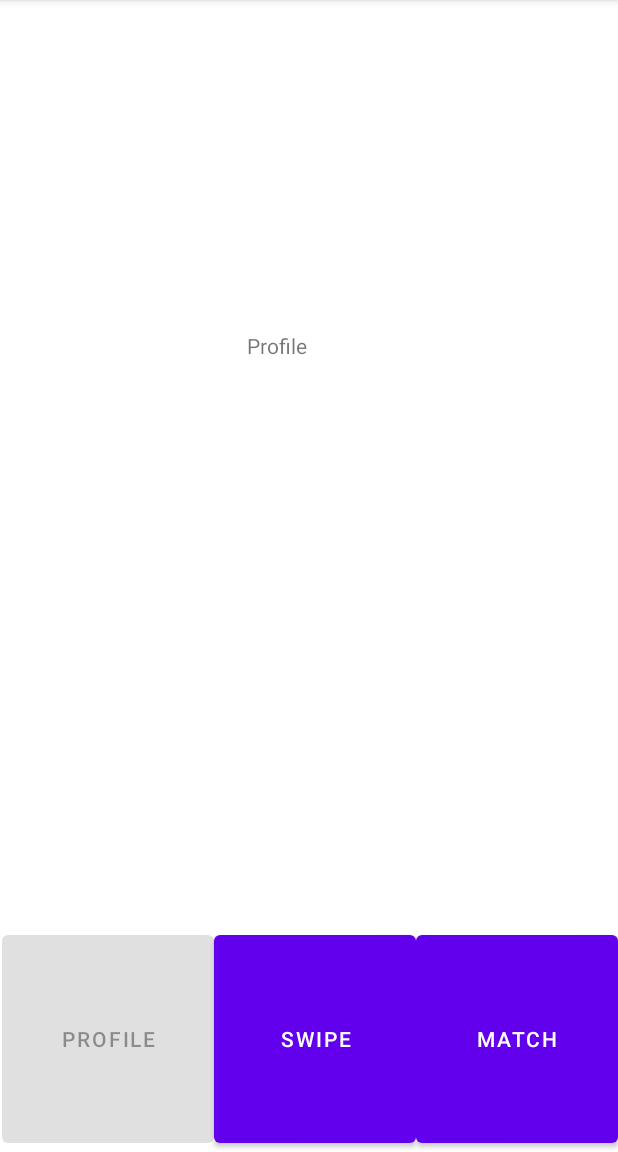
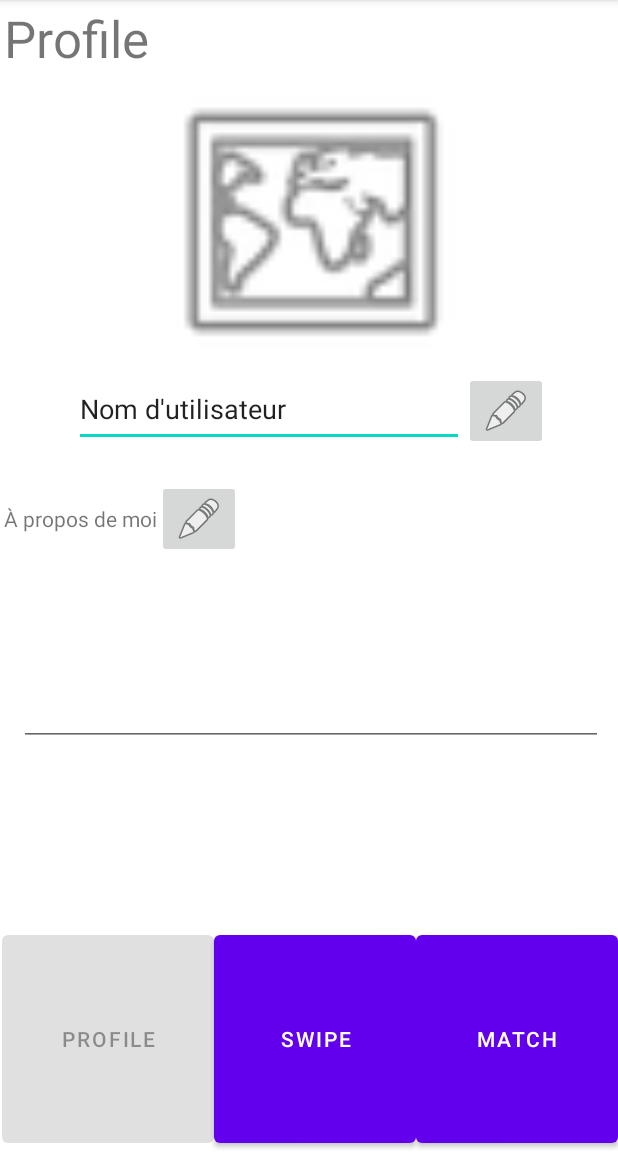
Before and after one commit to GameXMatch/GameXMatch, an Android app: the screen it shows after launch (CoreApp), on a phone screen of 412 x 824 dp, the part 84-1236 px from its top. Run offline under Robolectric (Android 15) with nearby library versions, the phone set to English and light mode, and no system bars.

Commit message:
start of the work

```diff
--- a/android_app/app/src/main/res/layout/fragment_profile.xml
+++ b/android_app/app/src/main/res/layout/fragment_profile.xml
@@ -5,13 +5,91 @@
     android:layout_width="match_parent"
     android:layout_height="match_parent">
 
-    <TextView
-        android:id="@+id/textView3"
-        android:layout_width="wrap_content"
-        android:layout_height="wrap_content"
-        android:layout_marginStart="163dp"
-        android:layout_marginTop="219dp"
-        android:text="@string/core_profile_button"
+    <LinearLayout
+        android:layout_width="match_parent"
+        android:layout_height="match_parent"
+        android:layout_marginStart="1dp"
+        android:layout_marginTop="1dp"
+        android:orientation="vertical"
         app:layout_constraintStart_toStartOf="parent"
-        app:layout_constraintTop_toTopOf="parent" />
+        app:layout_constraintTop_toTopOf="parent">
+
+        <TextView
+            android:id="@+id/profile_title_textView"
+            android:layout_width="wrap_content"
+            android:layout_height="wrap_content"
+            android:text="@string/core_profile_button"
+            android:textSize="34sp" />
+
+        <ImageView
+            android:id="@+id/profile_profilePicture_imageView"
+            android:layout_width="match_parent"
+            android:layout_height="200dp"
+            app:srcCompat="@android:drawable/ic_menu_mapmode" />
+
+        <LinearLayout
+            android:layout_width="match_parent"
+            android:layout_height="wrap_content"
+            android:orientation="horizontal">
+
+            <Space
+                android:layout_width="wrap_content"
+                android:layout_height="wrap_content"
+                android:layout_weight="1" />
+
+            <EditText
+                android:id="@+id/profile_username_editText"
+                android:layout_width="wrap_content"
+                android:layout_height="50dp"
+                android:layout_weight="1"
+                android:ems="10"
+                android:inputType="textPersonName"
+                android:text="@string/profile_editname" />
+
+            <ImageButton
+                android:id="@+id/imageButton"
+                android:layout_width="wrap_content"
+                android:layout_height="wrap_content"
+                android:contentDescription="@string/profile_edit_name_button"
+                app:srcCompat="@android:drawable/ic_menu_edit" />
+
+            <Space
+                android:layout_width="wrap_content"
+                android:layout_height="wrap_content"
+                android:layout_weight="1" />
+        </LinearLayout>
+
+        <LinearLayout
+            android:layout_width="match_parent"
+            android:layout_height="wrap_content"
+            android:layout_marginTop="20dp"
+            android:orientation="horizontal">
+
+            <TextView
+                android:id="@+id/textView2"
+                android:layout_width="wrap_content"
+                android:layout_height="match_parent"
+                android:layout_weight="0"
+                android:gravity="center"
+                android:text="@string/profile_user_description_label" />
+
+            <ImageButton
+                android:id="@+id/imageButton2"
+                android:layout_width="wrap_content"
+                android:layout_height="wrap_content"
+                android:layout_weight="0"
+                app:srcCompat="@android:drawable/ic_menu_edit" />
+        </LinearLayout>
+
+        <EditText
+            android:id="@+id/editTextTextMultiLine"
+            android:layout_width="match_parent"
+            android:layout_height="125dp"
+            android:layout_marginStart="10dp"
+            android:layout_marginEnd="10dp"
+            android:ems="10"
+            android:gravity="start|top"
+            android:inputType="textMultiLine" />
+
+    </LinearLayout>
 </androidx.constraintlayout.widget.ConstraintLayout>
--- a/android_app/app/src/main/res/values/strings.xml
+++ b/android_app/app/src/main/res/values/strings.xml
@@ -13,4 +13,8 @@
     <string name="chat_return_button">return</string>
     <string name="chat_send_button">send</string>
     <string name="chat_default_editText_value">enter your message here</string>
+    <string name="profile_title">Votre Profile</string>
+    <string name="profile_edit_name_button">Image de l\'utilisateur</string>
+    <string name="profile_editname">Nom d\'utilisateur</string>
+    <string name="profile_user_description_label">À propos de moi</string>
 </resources>
```
